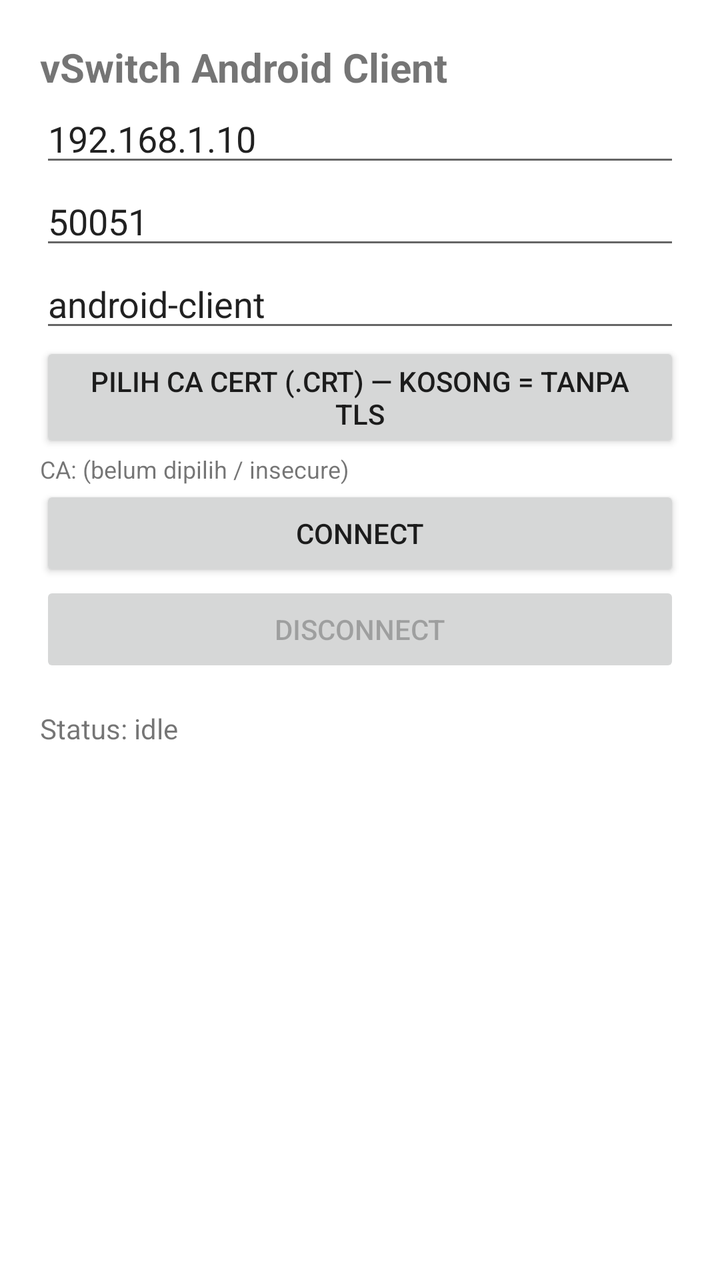
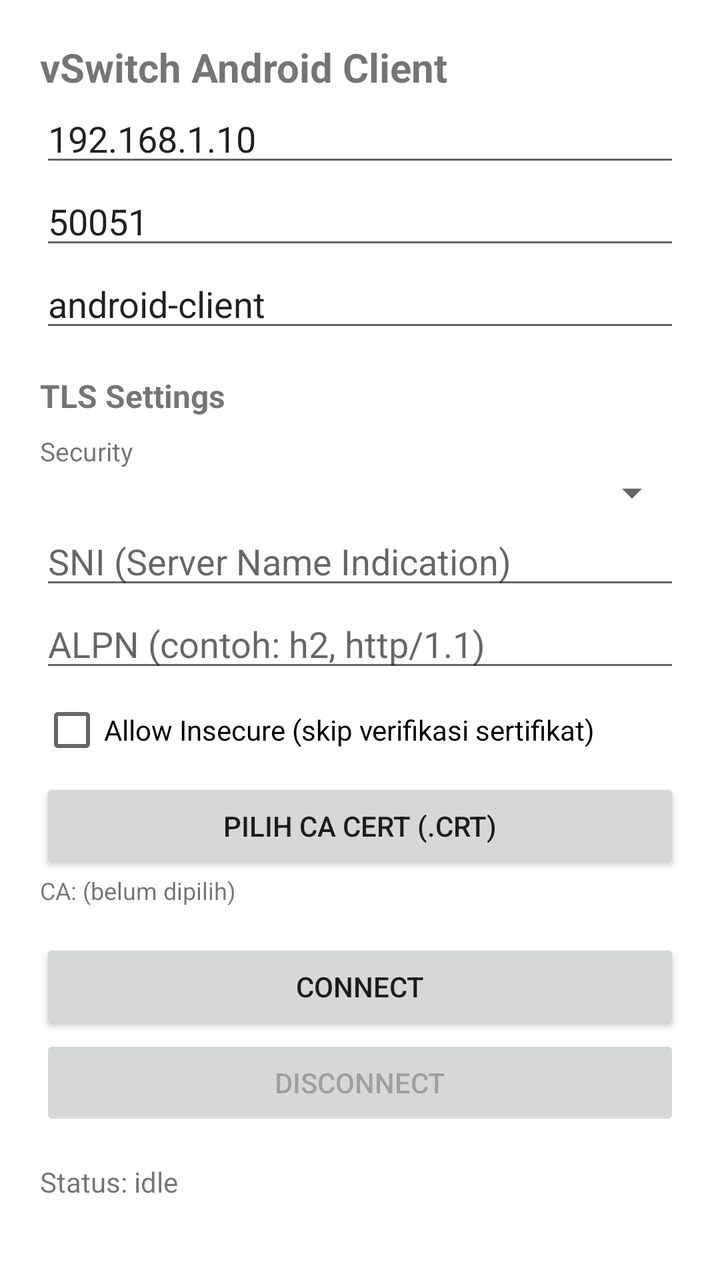

Screens rendered from an Android XML layout before and after an edit, with the pre-edit source and the edit as a unified diff.
<!-- AndroidManifest.xml: application theme Theme.VSwitch -->
<!-- res/layout/activity_main.xml -->
<?xml version="1.0" encoding="utf-8"?>
<LinearLayout xmlns:android="http://schemas.android.com/apk/res/android"
    android:layout_width="match_parent"
    android:layout_height="match_parent"
    android:orientation="vertical"
    android:padding="20dp">

    <TextView
        android:layout_width="wrap_content"
        android:layout_height="wrap_content"
        android:text="vSwitch Android Client"
        android:textSize="20sp"
        android:textStyle="bold" />

    <EditText
        android:id="@+id/etHost"
        android:layout_width="match_parent"
        android:layout_height="wrap_content"
        android:hint="Server host"
        android:text="192.168.1.10" />

    <EditText
        android:id="@+id/etPort"
        android:layout_width="match_parent"
        android:layout_height="wrap_content"
        android:hint="Port"
        android:inputType="number"
        android:text="50051" />

    <EditText
        android:id="@+id/etService"
        android:layout_width="match_parent"
        android:layout_height="wrap_content"
        android:hint="Service name"
        android:text="android-client" />

    <Button
        android:id="@+id/btnCa"
        android:layout_width="match_parent"
        android:layout_height="wrap_content"
        android:text="Pilih CA cert (.crt) — kosong = tanpa TLS" />

    <TextView
        android:id="@+id/tvCa"
        android:layout_width="wrap_content"
        android:layout_height="wrap_content"
        android:text="CA: (belum dipilih / insecure)"
        android:textSize="12sp" />

    <Button
        android:id="@+id/btnConnect"
        android:layout_width="match_parent"
        android:layout_height="wrap_content"
        android:text="Connect" />

    <Button
        android:id="@+id/btnDisconnect"
        android:layout_width="match_parent"
        android:layout_height="wrap_content"
        android:enabled="false"
        android:text="Disconnect" />

    <TextView
        android:id="@+id/tvStatus"
        android:layout_width="match_parent"
        android:layout_height="wrap_content"
        android:layout_marginTop="16dp"
        android:text="Status: idle" />

</LinearLayout>
<!-- resources referenced by this layout -->
<resources>
  <style name="Theme.VSwitch" parent="Theme.MaterialComponents.DayNight.DarkActionBar">
          <item name="colorPrimary">#1565C0</item>
          <item name="colorPrimaryVariant">#0D47A1</item>
          <item name="colorOnPrimary">#FFFFFF</item>
          <item name="colorSecondary">#26A69A</item>
      </style>
</resources>

<!-- the commit's change to res/layout/activity_main.xml (unified diff, before → after) -->
@@ -1,70 +1,118 @@
 <?xml version="1.0" encoding="utf-8"?>
-<LinearLayout xmlns:android="http://schemas.android.com/apk/res/android"
+<ScrollView xmlns:android="http://schemas.android.com/apk/res/android"
     android:layout_width="match_parent"
-    android:layout_height="match_parent"
-    android:orientation="vertical"
-    android:padding="20dp">
+    android:layout_height="match_parent">
 
-    <TextView
-        android:layout_width="wrap_content"
-        android:layout_height="wrap_content"
-        android:text="vSwitch Android Client"
-        android:textSize="20sp"
-        android:textStyle="bold" />
-
-    <EditText
-        android:id="@+id/etHost"
+    <LinearLayout
         android:layout_width="match_parent"
         android:layout_height="wrap_content"
-        android:hint="Server host"
-        android:text="192.168.1.10" />
+        android:orientation="vertical"
+        android:padding="20dp">
 
-    <EditText
-        android:id="@+id/etPort"
-        android:layout_width="match_parent"
-        android:layout_height="wrap_content"
-        android:hint="Port"
-        android:inputType="number"
-        android:text="50051" />
+        <TextView
+            android:layout_width="wrap_content"
+            android:layout_height="wrap_content"
+            android:text="vSwitch Android Client"
+            android:textSize="20sp"
+            android:textStyle="bold" />
 
-    <EditText
-        android:id="@+id/etService"
-        android:layout_width="match_parent"
-        android:layout_height="wrap_content"
-        android:hint="Service name"
-        android:text="android-client" />
+        <EditText
+            android:id="@+id/etHost"
+            android:layout_width="match_parent"
+            android:layout_height="wrap_content"
+            android:hint="Server host"
+            android:text="192.168.1.10" />
 
-    <Button
-        android:id="@+id/btnCa"
-        android:layout_width="match_parent"
-        android:layout_height="wrap_content"
-        android:text="Pilih CA cert (.crt) — kosong = tanpa TLS" />
+        <EditText
+            android:id="@+id/etPort"
+            android:layout_width="match_parent"
+            android:layout_height="wrap_content"
+            android:hint="Port"
+            android:inputType="number"
+            android:text="50051" />
 
-    <TextView
-        android:id="@+id/tvCa"
-        android:layout_width="wrap_content"
-        android:layout_height="wrap_content"
-        android:text="CA: (belum dipilih / insecure)"
-        android:textSize="12sp" />
+        <EditText
+            android:id="@+id/etService"
+            android:layout_width="match_parent"
+            android:layout_height="wrap_content"
+            android:hint="Service name"
+            android:text="android-client" />
 
-    <Button
-        android:id="@+id/btnConnect"
-        android:layout_width="match_parent"
-        android:layout_height="wrap_content"
-        android:text="Connect" />
+        
+        <TextView
+            android:layout_width="wrap_content"
+            android:layout_height="wrap_content"
+            android:layout_marginTop="16dp"
+            android:text="TLS Settings"
+            android:textSize="16sp"
+            android:textStyle="bold" />
 
-    <Button
-        android:id="@+id/btnDisconnect"
-        android:layout_width="match_parent"
-        android:layout_height="wrap_content"
-        android:enabled="false"
-        android:text="Disconnect" />
+        <TextView
+            android:layout_width="wrap_content"
+            android:layout_height="wrap_content"
+            android:layout_marginTop="8dp"
+            android:text="Security"
+            android:textSize="13sp" />
 
-    <TextView
-        android:id="@+id/tvStatus"
-        android:layout_width="match_parent"
-        android:layout_height="wrap_content"
-        android:layout_marginTop="16dp"
-        android:text="Status: idle" />
+        <Spinner
+            android:id="@+id/spnSecurity"
+            android:layout_width="match_parent"
+            android:layout_height="wrap_content" />
 
-</LinearLayout>
+        <EditText
+            android:id="@+id/etSni"
+            android:layout_width="match_parent"
+            android:layout_height="wrap_content"
+            android:hint="SNI (Server Name Indication)"
+            android:inputType="text" />
+
+        <EditText
+            android:id="@+id/etAlpn"
+            android:layout_width="match_parent"
+            android:layout_height="wrap_content"
+            android:hint="ALPN (contoh: h2, http/1.1)"
+            android:inputType="text" />
+
+        <CheckBox
+            android:id="@+id/cbInsecure"
+            android:layout_width="wrap_content"
+            android:layout_height="wrap_content"
+            android:text="Allow Insecure (skip verifikasi sertifikat)" />
+
+        <Button
+            android:id="@+id/btnCa"
+            android:layout_width="match_parent"
+            android:layout_height="wrap_content"
+            android:text="Pilih CA cert (.crt)" />
+
+        <TextView
+            android:id="@+id/tvCa"
+            android:layout_width="wrap_content"
+            android:layout_height="wrap_content"
+            android:text="CA: (belum dipilih)"
+            android:textSize="12sp" />
+        
+
+        <Button
+            android:id="@+id/btnConnect"
+            android:layout_width="match_parent"
+            android:layout_height="wrap_content"
+            android:layout_marginTop="16dp"
+            android:text="Connect" />
+
+        <Button
+            android:id="@+id/btnDisconnect"
+            android:layout_width="match_parent"
+            android:layout_height="wrap_content"
+            android:enabled="false"
+            android:text="Disconnect" />
+
+        <TextView
+            android:id="@+id/tvStatus"
+            android:layout_width="match_parent"
+            android:layout_height="wrap_content"
+            android:layout_marginTop="16dp"
+            android:text="Status: idle" />
+
+    </LinearLayout>
+</ScrollView>
